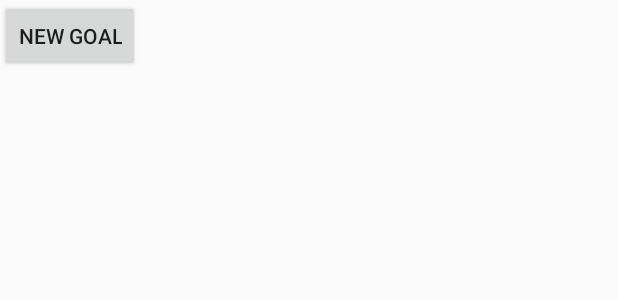
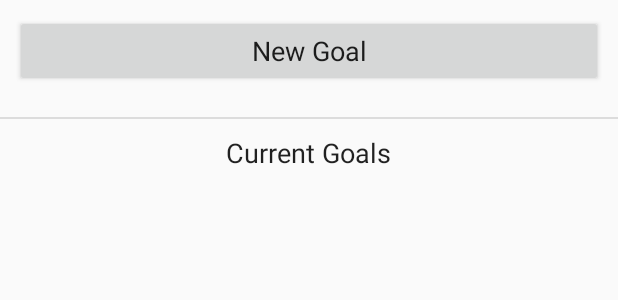
Before and after one commit to FBU2018-L3/1-Up, an Android app: the layout fragment_goal_summary.xml on its own in the app's theme, with its tools: preview values and no code run, on a phone screen of 412 x 824 dp. Shown: the top 300 px of the screen. Run offline under Robolectric (Android 15) with nearby library versions, the phone set to English and light mode, and no system bars.

Commit message:
xml layouts for goal feed

```diff
--- /dev/null
+++ b/One-Up/app/src/main/java/com/l3/one_up/adapters/GoalItemAdapter.java
@@ -0,0 +1,4 @@
+package com.l3.one_up.adapters;
+
+public class GoalItemAdapter {
+}
--- a/One-Up/app/src/main/res/layout/fragment_goal_summary.xml
+++ b/One-Up/app/src/main/res/layout/fragment_goal_summary.xml
@@ -1,12 +1,40 @@
 <?xml version="1.0" encoding="utf-8"?>
-<FrameLayout xmlns:android="http://schemas.android.com/apk/res/android"
+<RelativeLayout xmlns:android="http://schemas.android.com/apk/res/android"
     android:layout_width="match_parent"
     android:layout_height="match_parent">
 
     <Button
         android:id="@+id/btnNewGoal"
+        android:layout_width="match_parent"
+        android:layout_height="wrap_content"
+        android:layout_margin="10dp"
+        android:padding="5dp"
+        android:text="New Goal"
+        android:textAppearance="@android:style/TextAppearance.Medium" />
+
+    <View
+        android:id="@+id/newGoalDiv"
+        android:layout_width="match_parent"
+        android:layout_height="1dp"
+        android:layout_alignParentStart="true"
+        android:layout_below="@+id/btnNewGoal"
+        android:layout_marginTop="10dp"
+        android:layout_marginBottom="10dp"
+        android:background="?android:attr/listDivider" />
+
+    <TextView
+        android:id="@+id/tvCurrentGoal"
         android:layout_width="wrap_content"
         android:layout_height="wrap_content"
-        android:text="New Goal" />
+        android:layout_below="@id/newGoalDiv"
+        android:layout_centerHorizontal="true"
+        android:text="Current Goals"
+        android:textAppearance="@android:style/TextAppearance.Medium" />
 
-</FrameLayout>
+    <android.support.v7.widget.RecyclerView
+        android:layout_width="match_parent"
+        android:layout_height="match_parent"
+        android:layout_below="@id/tvCurrentGoal" />
+
+
+</RelativeLayout>
```
Also changed, not shown: One-Up/app/src/main/res/layout/item_goal.xml (added, +20 -0 lines), One-Up/app/src/main/java/com/l3/one_up/fragments/InputFragment.java (line endings or trailing spaces).
